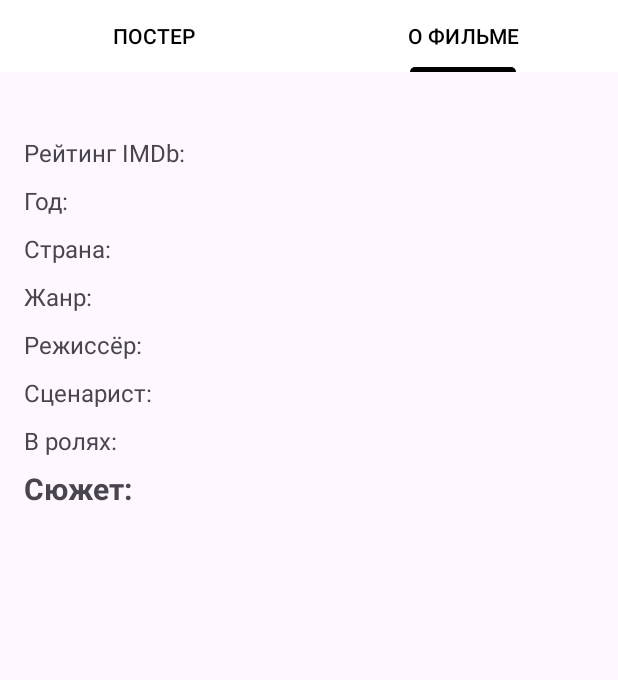
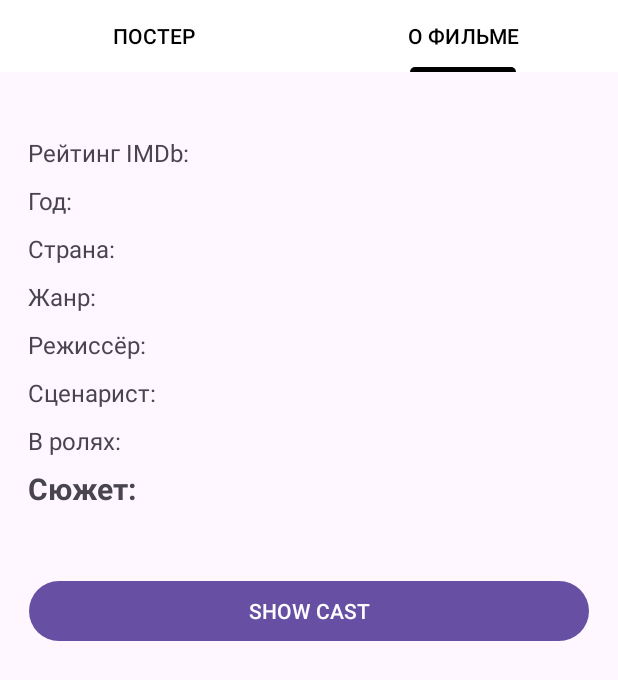
Before and after one commit to iarosch22/MovieSearchApp, an Android app: the DetailsActivity screen opened directly, with no data from a screen before it, tab 2 chosen, on a phone screen of 412 x 824 dp. Shown: the top 680 px of the screen. Run offline under Robolectric (Android 15) with nearby library versions, the phone set to English and light mode, and no system bars; network calls fail; pictures from the network do not load.

Commit message:
feat: add MOvieCastActivity and functionality for get FullCast from api

```diff
--- a/app/src/main/AndroidManifest.xml
+++ b/app/src/main/AndroidManifest.xml
@@ -17,6 +17,9 @@
         android:theme="@style/Theme.MovieSearchApp"
         tools:targetApi="31">
         <activity
+            android:name=".ui.movieCast.MoviesCastActivity"
+            android:exported="false" />
+        <activity
             android:name=".ui.details.DetailsActivity"
             android:exported="false" />
         <activity
--- /dev/null
+++ b/app/src/main/java/com/practicum/moviesearchapp/data/dto/MovieFullCastRequest.kt
@@ -0,0 +1,3 @@
+package com.practicum.moviesearchapp.data.dto
+
+data class MovieFullCastRequest(val movieId: String)
--- a/app/src/main/java/com/practicum/moviesearchapp/data/network/IMDbApiService.kt
+++ b/app/src/main/java/com/practicum/moviesearchapp/data/network/IMDbApiService.kt
@@ -1,6 +1,7 @@
 package com.practicum.moviesearchapp.data.network
 
 import com.practicum.moviesearchapp.data.dto.MovieDetailsResponse
+import com.practicum.moviesearchapp.data.dto.MovieFullCastResponse
 import com.practicum.moviesearchapp.data.dto.MoviesSearchResponse
 import retrofit2.Call
 import retrofit2.http.GET
@@ -12,4 +13,7 @@ interface IMDbApiService {
 
     @GET("/en/API/Title/k_zcuw1ytf/{movie_id}")
     fun getMovieDetails(@Path("movie_id") movieId: String): Call<MovieDetailsResponse>
+
+    @GET("en/API/FullCast/k_zcuw1ytf/{movie_id}")
+    fun getMovieFullCast(@Path("movie_id") movieId: String): Call<MovieFullCastResponse>
 }
--- a/app/src/main/java/com/practicum/moviesearchapp/data/network/RetrofitNetworkClient.kt
+++ b/app/src/main/java/com/practicum/moviesearchapp/data/network/RetrofitNetworkClient.kt
@@ -5,6 +5,7 @@ import android.net.ConnectivityManager
 import android.net.NetworkCapabilities
 import com.practicum.moviesearchapp.data.NetworkClient
 import com.practicum.moviesearchapp.data.dto.MovieDetailsRequest
+import com.practicum.moviesearchapp.data.dto.MovieFullCastRequest
 import com.practicum.moviesearchapp.data.dto.MoviesSearchRequest
 import com.practicum.moviesearchapp.data.dto.Response
 import retrofit2.Retrofit
@@ -25,14 +26,14 @@ class RetrofitNetworkClient(private val context: Context) : NetworkClient {
         if (!isConnected()) {
             return Response().apply { resultCode = -1 }
         }
-        if (dto !is MoviesSearchRequest && dto !is MovieDetailsRequest) {
+        if (dto !is MoviesSearchRequest && dto !is MovieDetailsRequest && dto !is MovieFullCastRequest) {
             return Response().apply { resultCode = 400 }
         }
 
-        val response = if (dto is MoviesSearchRequest) {
-            imdbService.searchMovies(dto.expression).execute()
-        } else {
-            imdbService.getMovieDetails((dto as MovieDetailsRequest).movieId).execute()
+        val response = when (dto) {
+            is MoviesSearchRequest -> imdbService.searchMovies(dto.expression).execute()
+            is MovieDetailsRequest -> imdbService.getMovieDetails(dto.movieId).execute()
+            else -> imdbService.getMovieFullCast((dto as MovieFullCastRequest).movieId).execute()
         }
 
         val body = response.body()
--- a/app/src/main/java/com/practicum/moviesearchapp/domain/api/MoviesInteractor.kt
+++ b/app/src/main/java/com/practicum/moviesearchapp/domain/api/MoviesInteractor.kt
@@ -2,10 +2,12 @@ package com.practicum.moviesearchapp.domain.api
 
 import com.practicum.moviesearchapp.domain.models.Movie
 import com.practicum.moviesearchapp.domain.models.MovieDetails
+import com.practicum.moviesearchapp.domain.models.MovieFullCast
 
 interface MoviesInteractor {
     fun searchMovies(expression: String, consumer: MoviesConsumer)
     fun getMovieDetails(movieId: String, consumer: MovieDetailsConsumer)
+    fun getMovieFullCast(movieId: String, consumer: MovieFullCastConsumer)
 
     interface MoviesConsumer {
         fun consume(foundMovies: List<Movie>?, errorMessage: String?)
@@ -15,6 +17,10 @@ interface MoviesInteractor {
         fun consume(movieDetails: MovieDetails?, errorMessage: String?)
     }
 
+    interface MovieFullCastConsumer {
+        fun consume(movieFullCast: MovieFullCast?, errorMessage: String?)
+    }
+
     fun addMovieToFavorites(movie: Movie)
 
     fun removeMovieFromFavorites(movie: Movie)
--- a/app/src/main/java/com/practicum/moviesearchapp/domain/api/MoviesRepository.kt
+++ b/app/src/main/java/com/practicum/moviesearchapp/domain/api/MoviesRepository.kt
@@ -2,11 +2,13 @@ package com.practicum.moviesearchapp.domain.api
 
 import com.practicum.moviesearchapp.domain.models.Movie
 import com.practicum.moviesearchapp.domain.models.MovieDetails
+import com.practicum.moviesearchapp.domain.models.MovieFullCast
 import com.practicum.moviesearchapp.util.Resource
 
 interface MoviesRepository {
     fun searchMovies(expression: String): Resource<List<Movie>>
     fun getMovieDetails(movieId: String): Resource<MovieDetails>
+    fun getMovieFullCast(movieId: String): Resource<MovieFullCast>
     fun addMovieToFavorites(movie: Movie)
     fun removeMovieFromFavorites(movie: Movie)
 }
--- a/app/src/main/java/com/practicum/moviesearchapp/domain/impl/MoviesInteractorImpl.kt
+++ b/app/src/main/java/com/practicum/moviesearchapp/domain/impl/MoviesInteractorImpl.kt
@@ -28,6 +28,13 @@ class MoviesInteractorImpl(private val repository: MoviesRepository) : MoviesInt
         }
     }
 
+    override fun getMovieFullCast(
+        movieId: String,
+        consumer: MoviesInteractor.MovieFullCastConsumer
+    ) {
+        TODO("Not yet implemented")
+    }
+
     override fun addMovieToFavorites(movie: Movie) {
         repository.addMovieToFavorites(movie)
     }
--- a/app/src/main/java/com/practicum/moviesearchapp/ui/details/DetailsActivity.kt
+++ b/app/src/main/java/com/practicum/moviesearchapp/ui/details/DetailsActivity.kt
@@ -16,12 +16,9 @@ class DetailsActivity : AppCompatActivity() {
         binding = ActivityDetailsBinding.inflate(layoutInflater)
         setContentView(binding.root)
 
-        Log.d("DETAILS", "message 1")
-
         val poster = intent.getStringExtra("poster") ?: ""
         val id = intent.getStringExtra("id") ?: ""
 
-        Log.d("DETAILS", "message 2")
 
         binding.pager.adapter = DetailsViewPagerAdapter(
             fragmentManager = supportFragmentManager,
--- a/app/src/main/java/com/practicum/moviesearchapp/ui/details/FragmentAbout.kt
+++ b/app/src/main/java/com/practicum/moviesearchapp/ui/details/FragmentAbout.kt
@@ -1,5 +1,6 @@
 package com.practicum.moviesearchapp.ui.details
 
+import android.content.Intent
 import android.os.Bundle
 import android.util.Log
 import android.view.LayoutInflater
@@ -10,6 +11,7 @@ import com.practicum.moviesearchapp.databinding.FragmentAboutBinding
 import com.practicum.moviesearchapp.domain.models.MovieDetails
 import com.practicum.moviesearchapp.presentation.about.AboutViewModel
 import com.practicum.moviesearchapp.ui.details.models.AboutState
+import com.practicum.moviesearchapp.ui.movieCast.MoviesCastActivity
 import org.koin.androidx.viewmodel.ext.android.viewModel
 import org.koin.core.parameter.parametersOf
 
@@ -34,6 +36,10 @@ class FragmentAbout: BindingFragment<FragmentAboutBinding>() {
                 is AboutState.Content -> showMovieDetails(it.movieDetails)
                 is AboutState.Error -> showError(it.errorMessage)
             }
+        }
+
+        binding.showCastBtn.setOnClickListener {
+            startActivity(MoviesCastActivity.newInstance(requireContext()))
         }
     }
 
--- a/app/src/main/res/layout/fragment_about.xml
+++ b/app/src/main/res/layout/fragment_about.xml
@@ -7,9 +7,10 @@
     android:layout_height="match_parent"
     android:orientation="vertical">
 
-    <FrameLayout
+    <LinearLayout
         android:layout_width="match_parent"
-        android:layout_height="wrap_content" >
+        android:layout_height="wrap_content"
+        android:orientation="vertical">
 
         <TextView
             android:visibility="gone"
@@ -34,7 +35,7 @@
                 android:layout_width="wrap_content"
                 android:layout_height="wrap_content"
                 android:orientation="vertical"
-                app:layout_constraintGuide_begin="16dp"/>
+                app:layout_constraintGuide_begin="19dp" />
 
             <androidx.constraintlayout.widget.Guideline
                 android:id="@+id/right_guideline"
@@ -300,6 +301,13 @@
 
         </androidx.constraintlayout.widget.ConstraintLayout>
 
-    </FrameLayout>
+        <Button
+            android:id="@+id/showCastBtn"
+            android:layout_width="match_parent"
+            android:layout_height="wrap_content"
+            android:text="@string/app_show_cast_btn"
+            android:layout_margin="19dp"/>
+
+    </LinearLayout>
 
 </ScrollView>
--- a/app/src/main/res/values/strings.xml
+++ b/app/src/main/res/values/strings.xml
@@ -10,4 +10,5 @@
     <string name="app_writer">Сценарист:</string>
     <string name="app_actors">В ролях:</string>
     <string name="app_plot">Сюжет:</string>
+    <string name="app_show_cast_btn">SHOW CAST</string>
 </resources>
--- a/gradle/libs.versions.toml
+++ b/gradle/libs.versions.toml
@@ -1,5 +1,5 @@
 [versions]
-agp = "8.5.0"
+agp = "8.7.3"
 coreKtxVersion = "1.9.0"
 glide = "4.14.2"
 koinAndroid = "3.3.0"
```
Also changed, not shown: app/build.gradle.kts (+1 -6 lines), app/src/main/java/com/practicum/moviesearchapp/data/dto/MovieFullCastResponce.kt (added, +42 -0 lines), app/src/main/java/com/practicum/moviesearchapp/data/network/MoviesRepositoryImpl.kt (+57 -0 lines), app/src/main/java/com/practicum/moviesearchapp/domain/models/MovieFullCast.kt (added, +17 -0 lines), app/src/main/java/com/practicum/moviesearchapp/ui/movieCast/MoviesCastActivity.kt (added, +27 -0 lines), app/src/main/res/layout/activity_movies_cast.xml (added, +10 -0 lines), gradle/wrapper/gradle-wrapper.properties.
